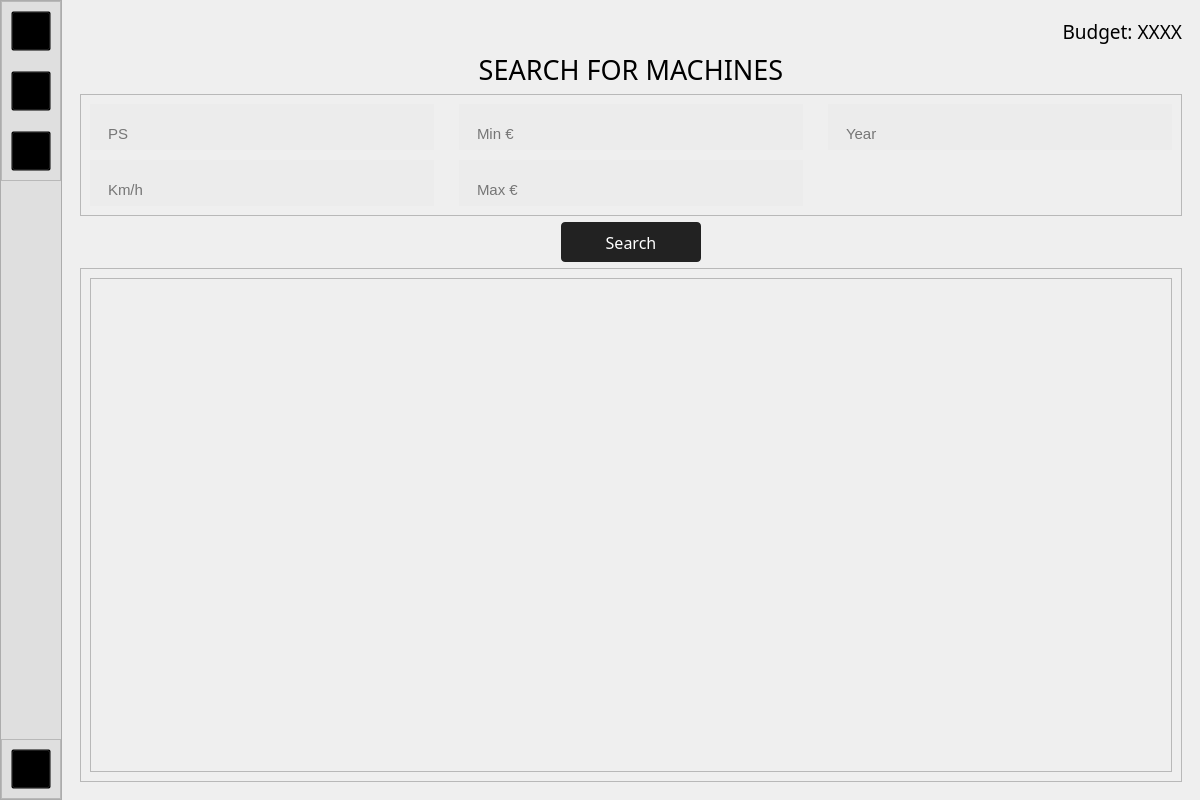
First picture: the form in ui_files/interface.ui, repository xTheSheep/gui_landwirtschaftliche_fahrzeuge, before the edit.
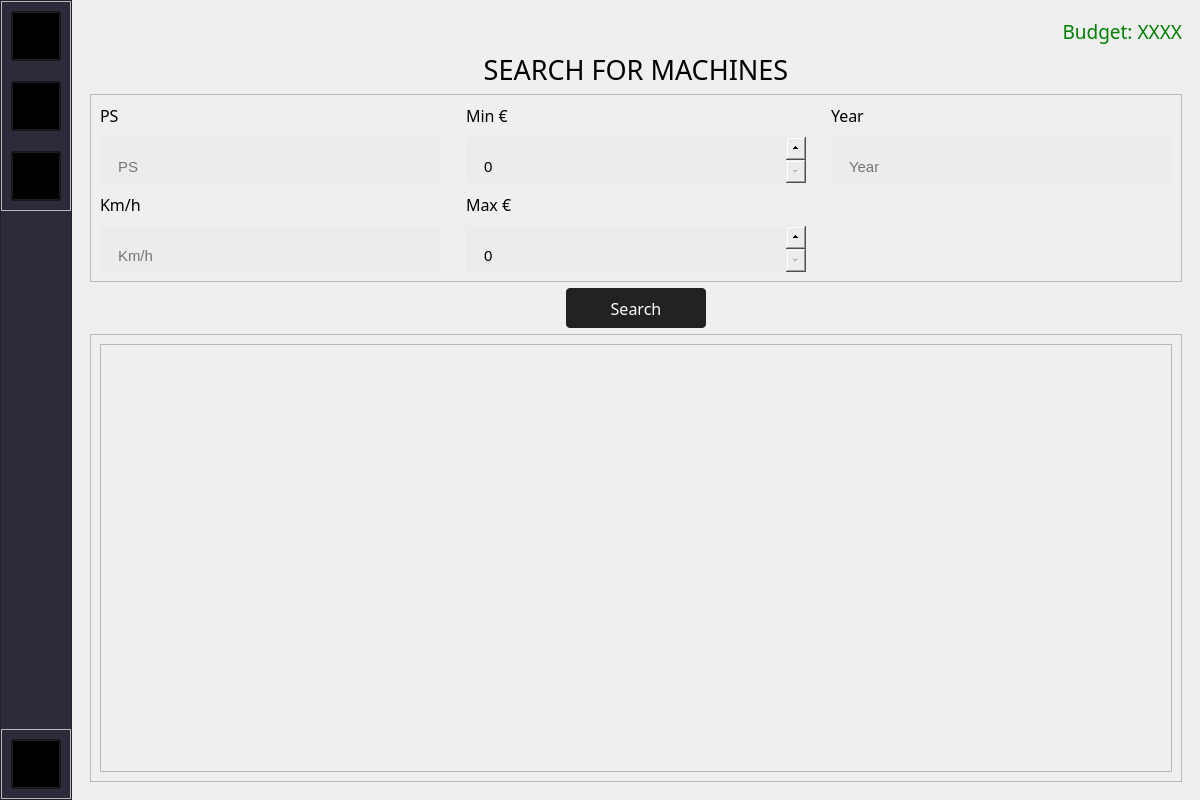
Second picture: the form after the edit. The open tabs and pages were chosen to show the change. Icons and pictures are not drawn.

Patch:
```diff
--- a/ui_files/interface.ui
+++ b/ui_files/interface.ui
@@ -368,12 +368,21 @@
           </property>
           <property name="styleSheet">
            <string notr="true">#sidebar {
-	background-color: rgb(223, 223, 223);
+	background-color: rgb(43, 43, 57);
 }
 
 QPushButton {
 	background-color: transparent;
-}</string>
+}
+
+QPushButton:hover{
+	background-color: rgb(23, 29, 53);
+	border-radius: 8px;
+}
+
+
+
+</string>
           </property>
           <property name="frameShape">
            <enum>QFrame::StyledPanel</enum>
@@ -413,14 +422,14 @@
                <widget class="QPushButton" name="home_button">
                 <property name="minimumSize">
                  <size>
-                  <width>40</width>
-                  <height>40</height>
+                  <width>50</width>
+                  <height>50</height>
                  </size>
                 </property>
                 <property name="maximumSize">
                  <size>
-                  <width>40</width>
-                  <height>40</height>
+                  <width>50</width>
+                  <height>50</height>
                  </size>
                 </property>
                 <property name="cursor">
@@ -435,8 +444,8 @@
                 </property>
                 <property name="iconSize">
                  <size>
-                  <width>40</width>
-                  <height>40</height>
+                  <width>35</width>
+                  <height>35</height>
                  </size>
                 </property>
                 <property name="checkable">
@@ -451,14 +460,14 @@
                <widget class="QPushButton" name="search_button">
                 <property name="minimumSize">
                  <size>
-                  <width>40</width>
-                  <height>40</height>
+                  <width>50</width>
+                  <height>50</height>
                  </size>
                 </property>
                 <property name="maximumSize">
                  <size>
-                  <width>40</width>
-                  <height>40</height>
+                  <width>50</width>
+                  <height>50</height>
                  </size>
                 </property>
                 <property name="cursor">
@@ -473,8 +482,8 @@
                 </property>
                 <property name="iconSize">
                  <size>
-                  <width>40</width>
-                  <height>40</height>
+                  <width>35</width>
+                  <height>35</height>
                  </size>
                 </property>
                </widget>
@@ -483,21 +492,21 @@
                <widget class="QPushButton" name="cart_button">
                 <property name="minimumSize">
                  <size>
-                  <width>40</width>
-                  <height>40</height>
+                  <width>50</width>
+                  <height>50</height>
                  </size>
                 </property>
                 <property name="maximumSize">
                  <size>
-                  <width>40</width>
-                  <height>40</height>
+                  <width>50</width>
+                  <height>50</height>
                  </size>
                 </property>
                 <property name="cursor">
                  <cursorShape>PointingHandCursor</cursorShape>
                 </property>
                 <property name="styleSheet">
-                 <string notr="true">color: white;</string>
+                 <string notr="true"/>
                 </property>
                 <property name="text">
                  <string/>
@@ -508,8 +517,8 @@
                 </property>
                 <property name="iconSize">
                  <size>
-                  <width>40</width>
-                  <height>40</height>
+                  <width>35</width>
+                  <height>35</height>
                  </size>
                 </property>
                </widget>
@@ -530,14 +539,14 @@
                <widget class="QPushButton" name="logout_button">
                 <property name="minimumSize">
                  <size>
-                  <width>40</width>
-                  <height>40</height>
+                  <width>50</width>
+                  <height>50</height>
                  </size>
                 </property>
                 <property name="maximumSize">
                  <size>
-                  <width>40</width>
-                  <height>40</height>
+                  <width>50</width>
+                  <height>50</height>
                  </size>
                 </property>
                 <property name="cursor">
@@ -552,8 +561,8 @@
                 </property>
                 <property name="iconSize">
                  <size>
-                  <width>40</width>
-                  <height>40</height>
+                  <width>35</width>
+                  <height>35</height>
                  </size>
                 </property>
                </widget>
@@ -760,7 +769,7 @@
   background-color: rgb(54, 54, 54);
 }
 
-QLineEdit {
+QLineEdit, QSpinBox {
   color: rgba(0,0,0,.87);
   padding: 20px 16px 6px;
   background: #ececec;
@@ -770,7 +779,19 @@
   border-radius: 0 0 0 0;
   font-size: 15px;
   height: 20px;
-}</string>
+}
+
+QAbstractSpinBox::up-button {
+	subcontrol-origin: margin;
+    subcontrol-position: top right;
+	width: 20px;
+}
+
+QAbstractSpinBox::down-button {
+	subcontrol-origin: margin;
+	width: 20px;
+}
+</string>
               </property>
               <layout class="QVBoxLayout" name="verticalLayout_8" stretch="0,0,0,0,0">
                <property name="sizeConstraint">
@@ -784,6 +805,9 @@
                    <pointsize>14</pointsize>
                   </font>
                  </property>
+                 <property name="styleSheet">
+                  <string notr="true">color: green;</string>
+                 </property>
                  <property name="text">
                   <string>Budget: XXXX</string>
                  </property>
@@ -800,6 +824,9 @@
                    <pointsize>20</pointsize>
                   </font>
                  </property>
+                 <property name="styleSheet">
+                  <string notr="true"/>
+                 </property>
                  <property name="text">
                   <string>SEARCH FOR MACHINES</string>
                  </property>
@@ -836,16 +863,19 @@
                    <number>10</number>
                   </property>
                   <item row="2" column="1">
-                   <widget class="QLineEdit" name="lineEdit_4">
+                   <widget class="QLabel" name="label_2">
+                    <property name="font">
+                     <font>
+                      <family>Bahnschrift</family>
+                      <pointsize>12</pointsize>
+                     </font>
+                    </property>
                     <property name="text">
-                     <string/>
-                    </property>
-                    <property name="placeholderText">
                      <string>Max €</string>
                     </property>
                    </widget>
                   </item>
-                  <item row="2" column="0">
+                  <item row="3" column="0">
                    <widget class="QLineEdit" name="lineEdit_2">
                     <property name="text">
                      <string/>
@@ -865,6 +895,34 @@
                     </property>
                    </widget>
                   </item>
+                  <item row="3" column="1">
+                   <widget class="QSpinBox" name="spinBox">
+                    <property name="sizePolicy">
+                     <sizepolicy hsizetype="Expanding" vsizetype="Fixed">
+                      <horstretch>0</horstretch>
+                      <verstretch>0</verstretch>
+                     </sizepolicy>
+                    </property>
+                    <property name="wrapping">
+                     <bool>false</bool>
+                    </property>
+                    <property name="frame">
+                     <bool>true</bool>
+                    </property>
+                    <property name="readOnly">
+                     <bool>false</bool>
+                    </property>
+                    <property name="accelerated">
+                     <bool>false</bool>
+                    </property>
+                    <property name="maximum">
+                     <number>1000000000</number>
+                    </property>
+                    <property name="singleStep">
+                     <number>1000</number>
+                    </property>
+                   </widget>
+                  </item>
                   <item row="1" column="0">
                    <widget class="QLineEdit" name="lineEdit">
                     <property name="text">
@@ -876,15 +934,85 @@
                    </widget>
                   </item>
                   <item row="1" column="1">
-                   <widget class="QLineEdit" name="lineEdit_3">
+                   <widget class="QSpinBox" name="spinBox_2">
+                    <property name="sizePolicy">
+                     <sizepolicy hsizetype="Expanding" vsizetype="Fixed">
+                      <horstretch>0</horstretch>
+                      <verstretch>0</verstretch>
+                     </sizepolicy>
+                    </property>
+                    <property name="wrapping">
+                     <bool>false</bool>
+                    </property>
+                    <property name="frame">
+                     <bool>true</bool>
+                    </property>
+                    <property name="readOnly">
+                     <bool>false</bool>
+                    </property>
+                    <property name="accelerated">
+                     <bool>false</bool>
+                    </property>
+                    <property name="maximum">
+                     <number>1000000000</number>
+                    </property>
+                    <property name="singleStep">
+                     <number>1000</number>
+                    </property>
+                   </widget>
+                  </item>
+                  <item row="0" column="1">
+                   <widget class="QLabel" name="label_4">
+                    <property name="font">
+                     <font>
+                      <family>Bahnschrift</family>
+                      <pointsize>12</pointsize>
+                     </font>
+                    </property>
                     <property name="text">
-                     <string/>
-                    </property>
-                    <property name="placeholderText">
                      <string>Min €</string>
                     </property>
                    </widget>
                   </item>
+                  <item row="0" column="0">
+                   <widget class="QLabel" name="label_6">
+                    <property name="font">
+                     <font>
+                      <family>Bahnschrift</family>
+                      <pointsize>12</pointsize>
+                     </font>
+                    </property>
+                    <property name="text">
+                     <string>PS</string>
+                    </property>
+                   </widget>
+                  </item>
+                  <item row="2" column="0">
+                   <widget class="QLabel" name="label_7">
+                    <property name="font">
+                     <font>
+                      <family>Bahnschrift</family>
+                      <pointsize>12</pointsize>
+                     </font>
+                    </property>
+                    <property name="text">
+                     <string>Km/h</string>
+                    </property>
+                   </widget>
+                  </item>
+                  <item row="0" column="2">
+                   <widget class="QLabel" name="label_8">
+                    <property name="font">
+                     <font>
+                      <family>Bahnschrift</family>
+                      <pointsize>12</pointsize>
+                     </font>
+                    </property>
+                    <property name="text">
+                     <string>Year</string>
+                    </property>
+                   </widget>
+                  </item>
                  </layout>
                 </widget>
                </item>
@@ -972,6 +1100,9 @@
 }
 </string>
                     </property>
+                    <property name="frameShadow">
+                     <enum>QFrame::Raised</enum>
+                    </property>
                     <property name="widgetResizable">
                      <bool>true</bool>
                     </property>
@@ -980,8 +1111,8 @@
                       <rect>
                        <x>0</x>
                        <y>0</y>
-                       <width>1080</width>
-                       <height>498</height>
+                       <width>1070</width>
+                       <height>440</height>
                       </rect>
                      </property>
                      <layout class="QVBoxLayout" name="layout_search_buyer">
```
Left out of the diff: 196 changed lines with no effect on the pictures.
